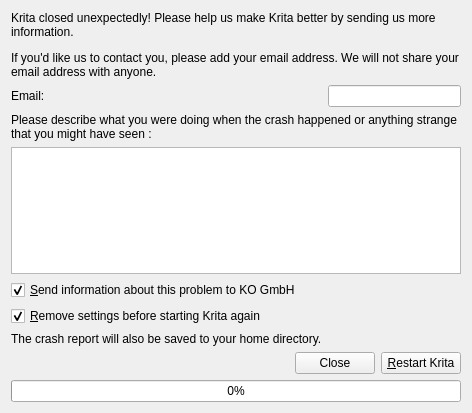
KDE/calligra, file krita/crashreporter/wdg_crash_reporter.ui: the form before one commit.
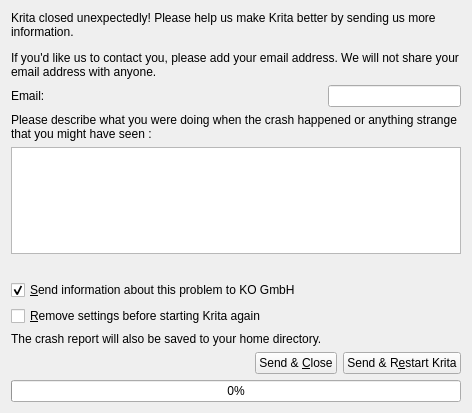
The form after the commit.

Commit message:
Merge the krita-steam-dickson branch
From git://anongit.kde.org/clones/calligra/dickson/kritasteam

The edit to the form file:
```diff
--- a/krita/crashreporter/wdg_crash_reporter.ui
+++ b/krita/crashreporter/wdg_crash_reporter.ui
@@ -14,7 +14,7 @@
    <string>Krita Error Reporter</string>
   </property>
   <layout class="QGridLayout" name="gridLayout">
-   <item row="5" column="0" colspan="2">
+   <item row="6" column="0" colspan="2">
     <widget class="QCheckBox" name="chkRemoveSettings">
      <property name="toolTip">
       <string>This information includes the type of computer you use, and information about the usage of Krita. No personal information is sent to Krita.</string>
@@ -23,7 +23,7 @@
       <string>&amp;Remove settings before starting Krita again</string>
      </property>
      <property name="checked">
-      <bool>true</bool>
+      <bool>false</bool>
      </property>
     </widget>
    </item>
@@ -50,7 +50,7 @@
      </property>
     </widget>
    </item>
-   <item row="7" column="0" colspan="2">
+   <item row="8" column="0" colspan="2">
     <layout class="QHBoxLayout" name="horizontalLayout">
      <item>
       <spacer name="horizontalSpacer">
@@ -68,20 +68,20 @@
      <item>
       <widget class="QPushButton" name="bnClose">
        <property name="text">
-        <string>Close</string>
+        <string>Send &amp;&amp; &amp;Close</string>
        </property>
       </widget>
      </item>
      <item>
       <widget class="QPushButton" name="bnRestart">
        <property name="text">
-        <string>&amp;Restart Krita</string>
+        <string>Send &amp;&amp; R&amp;estart Krita</string>
        </property>
       </widget>
      </item>
     </layout>
    </item>
-   <item row="8" column="0" colspan="2">
+   <item row="9" column="0" colspan="2">
     <widget class="QProgressBar" name="progressBar">
      <property name="enabled">
       <bool>true</bool>
@@ -124,6 +124,14 @@
     </widget>
    </item>
    <item row="4" column="0" colspan="2">
+    <widget class="QLabel" name="lblDriverWarning">
+     <property name="visible"><bool>true</bool>
+     </property>
+     <property name="wordWrap"><bool>true</bool>
+     </property>
+    </widget>
+   </item>
+   <item row="5" column="0" colspan="2">
     <widget class="QCheckBox" name="chkAllowUpload">
      <property name="text">
       <string>&amp;Send information about this problem to KO GmbH</string>
@@ -133,7 +141,7 @@
      </property>
     </widget>
    </item>
-   <item row="6" column="0">
+   <item row="7" column="0">
     <widget class="QLabel" name="label_4">
      <property name="text">
       <string>The crash report will also be saved to your home directory.</string>
```
The commit also changes 119 other files.
